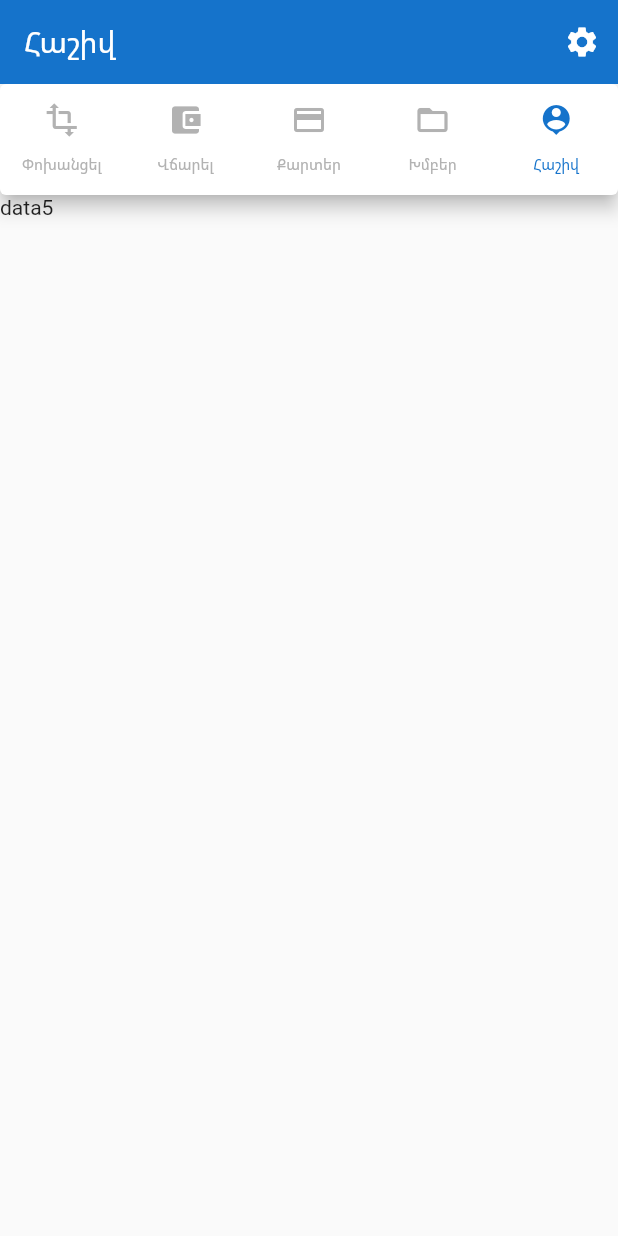
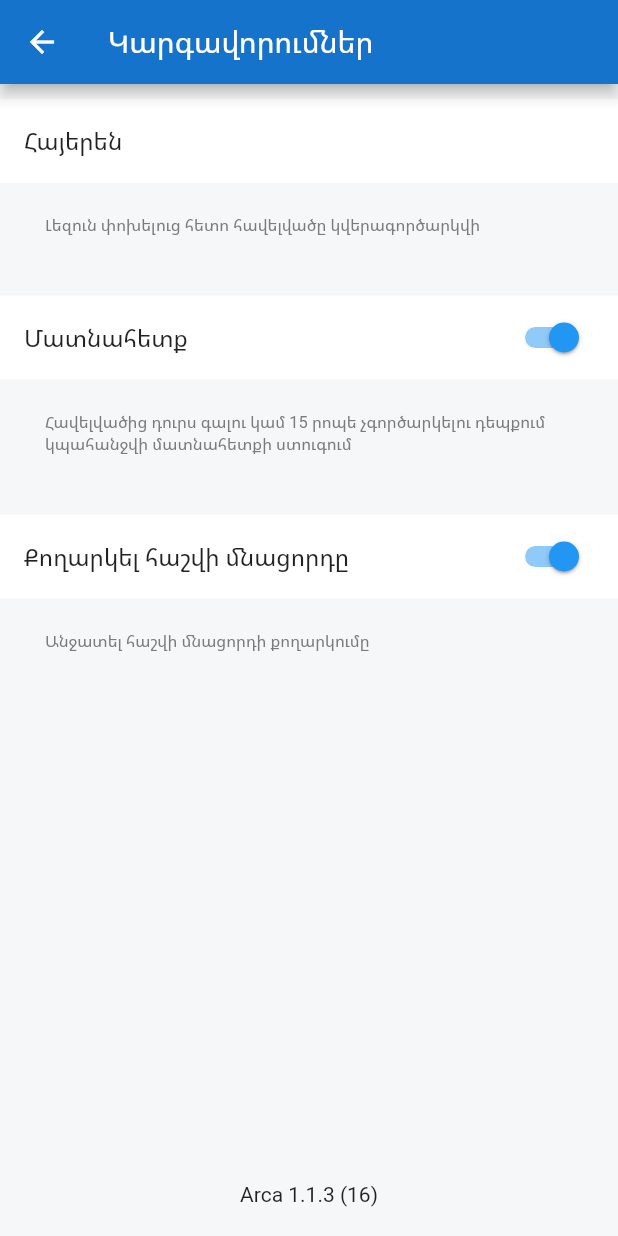
Before and after one commit to GurgenHOVH/arca_clone_flutter, a Flutter app: the screen it shows after launch, tab 5 chosen, after a tap on the "settings" icon, on a phone screen of 412 x 824 dp. Run offline on Flutter 3.47's test engine with Material 2 defaults, Android fonts, the phone set to English and light mode, and no system bars.

Commit message:
Added Settings Page

```diff
--- a/lib/main.dart
+++ b/lib/main.dart
@@ -1,4 +1,5 @@
 import 'package:arca/pages/home.dart';
+import 'package:arca/pages/settings_page.dart';
 import 'package:flutter/material.dart';
 import 'package:flutter/widgets.dart';
 
@@ -15,6 +16,9 @@ class ArcaApp extends StatelessWidget {
         disabledColor: Color(0xffB2B2B2)
       ),
       home: HomePage(),
+      routes: {
+        'settings': (context) => SettingsPage()
+      },
     );
   }
 }
--- a/lib/pages/cards_page.dart
+++ b/lib/pages/cards_page.dart
@@ -46,6 +46,7 @@ class _CardsPageState extends State<CardsPage> {
         child: Icon(Icons.add),
       ),
       body: SingleChildScrollView(
+          physics: BouncingScrollPhysics(),
           child: Column(children: [
             Container(
               height: 230,
@@ -77,9 +78,9 @@ class _CardsPageState extends State<CardsPage> {
                   title: Text(
                     listItems[index],
                     style: TextStyle(
-                  color: index != 0 ? Color(0xff1356A5) : Color(0xff63CB93),
-                  fontWeight: FontWeight.bold
-                ),
+                        color:
+                            index != 0 ? Color(0xff1356A5) : Color(0xff63CB93),
+                        fontWeight: FontWeight.bold),
                   ),
                   trailing: index == 0
                       ? Icon(
--- a/lib/pages/home.dart
+++ b/lib/pages/home.dart
@@ -2,6 +2,7 @@ import 'package:arca/models/card_details.dart';
 import 'package:arca/pages/cards_page.dart';
 import 'package:arca/pages/groups_page.dart';
 import 'package:arca/pages/pay_page.dart';
+import 'package:arca/pages/settings_page.dart';
 import 'package:arca/pages/transfer_page.dart';
 import 'package:arca/widgets/card.dart';
 import 'package:flutter/material.dart';
@@ -32,6 +33,13 @@ class _HomePageState extends State<HomePage>
     super.initState();
 
     tabController = TabController(length: 5, vsync: this, initialIndex: 2);
+
+    tabController.addListener(() {
+      FocusScope.of(context).unfocus();
+      setState(() {
+        title = titles[tabController.index];
+      });
+    });
   }
 
   @override
@@ -46,7 +54,14 @@ class _HomePageState extends State<HomePage>
             IconButton(
               icon: Icon(title == 'Քարտեր' ? Icons.sort : Icons.settings),
               onPressed: () {
-                if (title == 'Հաշիվ') {}
+                if (title == 'Հաշիվ') {
+                  // Navigator.of(context).push(
+                  //   MaterialPageRoute(builder: (context) {
+                  //     return SettingsPage();
+                  //   })
+                  // );
+                  Navigator.of(context).pushNamed('settings');
+                }
               },
             ),
         ],
@@ -80,11 +95,6 @@ class _HomePageState extends State<HomePage>
             )),
             unselectedLabelColor: Theme.of(context).disabledColor,
             controller: tabController,
-            onTap: (index) {
-              setState(() {
-                title = titles[index];
-              });
-            },
             tabs: [
               Tab(
                 text: 'Փոխանցել',
--- a/lib/pages/pay_page.dart
+++ b/lib/pages/pay_page.dart
@@ -26,6 +26,7 @@ class _PayPageState extends State<PayPage> {
       children: [
         Expanded(
           child: ListView.separated(
+            physics: BouncingScrollPhysics(),
             padding: EdgeInsets.all(15),
             itemBuilder: (context, index) {
               return Padding(
--- /dev/null
+++ b/lib/pages/settings_page.dart
@@ -0,0 +1,112 @@
+import 'package:flutter/material.dart';
+
+class SettingsPage extends StatefulWidget {
+  @override
+  _SettingsPageState createState() => _SettingsPageState();
+}
+
+class _SettingsPageState extends State<SettingsPage> {
+  bool isFingerprintEnabled = true;
+  bool hideAmount = true;
+
+  @override
+  Widget build(BuildContext context) {
+    return Scaffold(
+      backgroundColor: Color(0xffF6F7F9),
+      appBar: AppBar(title: Text('Կարգավորումներ')),
+      body: Column(
+        children: [
+          Expanded(
+              flex: 9,
+              child: SingleChildScrollView(
+                physics: BouncingScrollPhysics(
+                  parent: AlwaysScrollableScrollPhysics()
+                ),
+                child: Column(
+                  crossAxisAlignment: CrossAxisAlignment.start,
+                  mainAxisSize: MainAxisSize.min,
+                  children: [
+                    SizedBox(
+                      height: 10,
+                    ),
+                    Container(
+                      color: Colors.white,
+                      child: ListTile(title: Text('Հայերեն')),
+                    ),
+                    Padding(
+                      padding:
+                          const EdgeInsets.only(left: 30, top: 20, bottom: 40),
+                      child: Text(
+                        'Լեզուն փոխելուց հետո հավելվածը կվերագործարկվի',
+                        style: TextStyle(
+                          color: Color(0xff7B7B7B),
+                          fontSize: 11,
+                        ),
+                      ),
+                    ),
+                    Container(
+                      color: Colors.white,
+                      child: ListTile(
+                        title: Text('Մատնահետք'),
+                        trailing: Switch(
+                          value: isFingerprintEnabled,
+                          onChanged: (value) {
+                            setState(() {
+                              isFingerprintEnabled = value;
+                            });
+                          },
+                        ),
+                      ),
+                    ),
+                    Padding(
+                      padding:
+                          const EdgeInsets.only(left: 30, top: 20, bottom: 40),
+                      child: Text(
+                        'Հավելվածից դուրս գալու կամ 15 րոպե չգործարկելու դեպքում կպահանջվի մատնահետքի ստուգում',
+                        style: TextStyle(
+                          color: Color(0xff7B7B7B),
+                          fontSize: 11,
+                        ),
+                      ),
+                    ),
+                    Container(
+                      color: Colors.white,
+                      child: ListTile(
+                        title: Text('Քողարկել հաշվի մնացորդը'),
+                        trailing: Switch(
+                          value: hideAmount,
+                          onChanged: (value) {
+                            setState(() {
+                              hideAmount = value;
+                            });
+                          },
+                        ),
+                      ),
+                    ),
+                    Padding(
+                      padding:
+                          const EdgeInsets.only(left: 30, top: 20, bottom: 40),
+                      child: Text(
+                        'Անջատել հաշվի մնացորդի քողարկումը',
+                        style: TextStyle(
+                          color: Color(0xff7B7B7B),
+                          fontSize: 11,
+                        ),
+                      ),
+                    ),
+                  ],
+                ),
+              )),
+          Expanded(
+            flex: 1,
+            child: Container(
+              padding: EdgeInsetsDirectional.only(bottom: 20),
+              alignment: Alignment.bottomCenter,
+              child: Text('Arca 1.1.3 (16)'),
+            ),
+          )
+        ],
+      ),
+    );
+  }
+}
```
Lines whose indentation alone changed are shown as unchanged.
